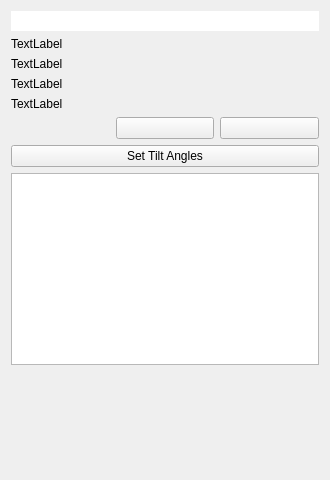
First picture: the form in tomviz/DataPropertiesPanel.ui, repository OpenChemistry/tomviz, before the edit.
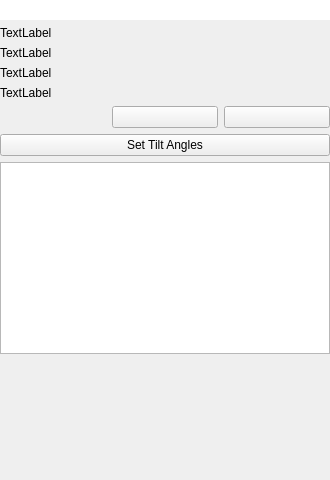
Second picture: the form after the edit. Custom widgets are drawn as their Qt base class.

Commit message:
Updates to some of our layouts for Qt 5
This is to improve the use of space in the application, increase the
default size of the right panel, and will likely need more tweaking.

The edit to the form file:
```diff
--- a/tomviz/DataPropertiesPanel.ui
+++ b/tomviz/DataPropertiesPanel.ui
@@ -14,6 +14,18 @@
    <string>Form</string>
   </property>
   <layout class="QVBoxLayout" name="verticalLayout">
+   <property name="leftMargin">
+    <number>0</number>
+   </property>
+   <property name="topMargin">
+    <number>0</number>
+   </property>
+   <property name="rightMargin">
+    <number>0</number>
+   </property>
+   <property name="bottomMargin">
+    <number>0</number>
+   </property>
    <item>
     <widget class="QLineEdit" name="FileName">
      <property name="autoFillBackground">
```
Left out of the diff: 11 changed lines with no effect on the pictures. The commit also changes 2 other files.
